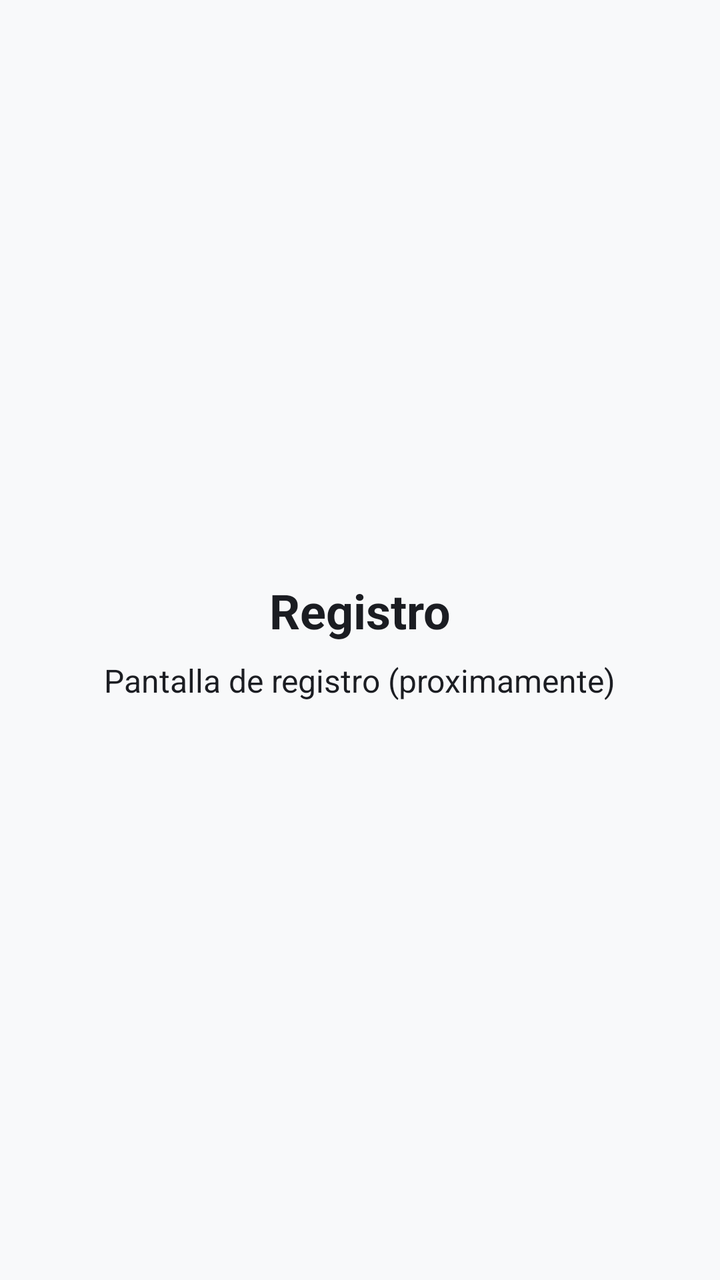
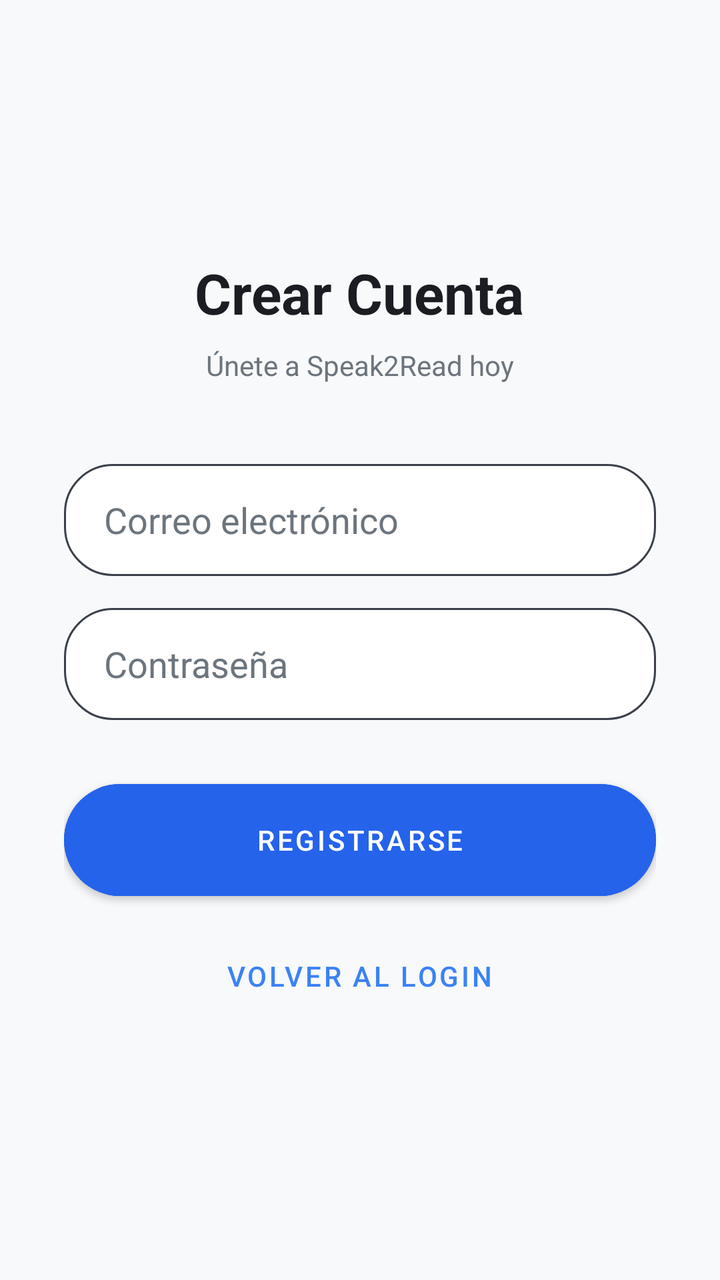

Compare the two renders of this Android layout. The source of the first and the diff that turns it into the second are given below.
<!-- AndroidManifest.xml: activity theme Theme.Speak2Read -->
<!-- res/layout/activity_register.xml -->
<?xml version="1.0" encoding="utf-8"?>
<LinearLayout xmlns:android="http://schemas.android.com/apk/res/android"
    android:layout_width="match_parent"
    android:layout_height="match_parent"
    android:background="@color/s2r_background"
    android:gravity="center"
    android:orientation="vertical"
    android:padding="24dp">

    <TextView
        android:layout_width="wrap_content"
        android:layout_height="wrap_content"
        android:text="@string/register_title"
        android:textColor="@color/s2r_text_primary"
        android:textSize="24sp"
        android:textStyle="bold" />

    <TextView
        android:layout_width="wrap_content"
        android:layout_height="wrap_content"
        android:layout_marginTop="8dp"
        android:text="@string/register_placeholder"
        android:textColor="@color/s2r_text_primary"
        android:textSize="16sp" />

</LinearLayout>
<!-- resources referenced by this layout -->
<resources>
  <color name="s2r_background">#F8F9FA</color>
  <color name="s2r_text_primary">#1B1D22</color>
  <string name="register_placeholder">Pantalla de registro (proximamente)</string>
  <string name="register_title">Registro</string>
  <style name="Theme.Speak2Read" parent="Theme.MaterialComponents.DayNight.NoActionBar">
          <item name="colorPrimary">@color/s2r_bubble_usuario</item>
          <item name="colorPrimaryVariant">@color/s2r_bubble_usuario</item>
          <item name="colorOnPrimary">@color/white</item>
          <item name="android:windowBackground">@color/s2r_background</item>
          <item name="android:colorBackground">@color/s2r_background</item>
          <item name="android:textColorPrimary">@color/s2r_text_primary</item>
          <item name="android:textColor">@color/s2r_text_primary</item>
      </style>
  <color name="s2r_bubble_usuario">#2563EB</color>
  <color name="white">#FFFFFFFF</color>
</resources>

<!-- the commit's change to res/layout/activity_register.xml (unified diff, before → after) -->
@@ -1,26 +1,71 @@
 <?xml version="1.0" encoding="utf-8"?>
 <LinearLayout xmlns:android="http://schemas.android.com/apk/res/android"
+    xmlns:app="http://schemas.android.com/apk/res-auto"
     android:layout_width="match_parent"
     android:layout_height="match_parent"
     android:background="@color/s2r_background"
     android:gravity="center"
     android:orientation="vertical"
-    android:padding="24dp">
+    android:padding="32dp">
 
     <TextView
         android:layout_width="wrap_content"
         android:layout_height="wrap_content"
-        android:text="@string/register_title"
+        android:text="Crear Cuenta"
         android:textColor="@color/s2r_text_primary"
-        android:textSize="24sp"
-        android:textStyle="bold" />
+        android:textSize="28sp"
+        android:textStyle="bold"
+        android:layout_marginBottom="8dp"/>
 
     <TextView
         android:layout_width="wrap_content"
         android:layout_height="wrap_content"
-        android:layout_marginTop="8dp"
-        android:text="@string/register_placeholder"
+        android:layout_marginBottom="40dp"
+        android:text="Únete a Speak2Read hoy"
+        android:textColor="@color/s2r_text_secondary"
+        android:textSize="14sp" />
+
+    <EditText
+        android:id="@+id/etEmail"
+        android:layout_width="match_parent"
+        android:layout_height="56dp"
+        android:background="@drawable/bg_input_container"
+        android:hint="Correo electrónico"
+        android:inputType="textEmailAddress"
+        android:paddingHorizontal="20dp"
         android:textColor="@color/s2r_text_primary"
-        android:textSize="16sp" />
+        android:textColorHint="@color/s2r_text_secondary" />
+
+    <EditText
+        android:id="@+id/etPassword"
+        android:layout_width="match_parent"
+        android:layout_height="56dp"
+        android:layout_marginTop="16dp"
+        android:background="@drawable/bg_input_container"
+        android:hint="Contraseña"
+        android:inputType="textPassword"
+        android:paddingHorizontal="20dp"
+        android:textColor="@color/s2r_text_primary"
+        android:textColorHint="@color/s2r_text_secondary" />
+
+    <com.google.android.material.button.MaterialButton
+        android:id="@+id/btnRegisterUser"
+        android:layout_width="match_parent"
+        android:layout_height="56dp"
+        android:layout_marginTop="32dp"
+        android:text="Registrarse"
+        app:cornerRadius="28dp"
+        android:backgroundTint="@color/s2r_bubble_usuario"
+        android:insetTop="0dp"
+        android:insetBottom="0dp" />
+
+    <com.google.android.material.button.MaterialButton
+        android:id="@+id/btnBackLogin"
+        style="@style/Widget.MaterialComponents.Button.TextButton"
+        android:layout_width="wrap_content"
+        android:layout_height="wrap_content"
+        android:layout_marginTop="16dp"
+        android:text="Volver al Login"
+        android:textColor="@color/s2r_accent" />
 
 </LinearLayout>
<!-- resource entries referenced after the edit -->
@@ -1,9 +1,19 @@
 <!-- resources referenced by this layout -->
 <resources>
+  <color name="s2r_accent">#3B82F6</color>
   <color name="s2r_background">#F8F9FA</color>
+  <color name="s2r_bubble_usuario">#2563EB</color>
   <color name="s2r_text_primary">#1B1D22</color>
-  <string name="register_placeholder">Pantalla de registro (proximamente)</string>
-  <string name="register_title">Registro</string>
+  <color name="s2r_text_secondary">#6C757D</color>
+  <!-- drawable bg_input_container (drawable) -->
+  <?xml version="1.0" encoding="utf-8"?>
+  <shape xmlns:android="http://schemas.android.com/apk/res/android">
+      <solid android:color="@color/s2r_surface"/>
+      <corners android:radius="24dp"/>
+      <stroke
+          android:width="1dp"
+          android:color="#3A3F4A"/>
+  </shape>
   <style name="Theme.Speak2Read" parent="Theme.MaterialComponents.DayNight.NoActionBar">
           <item name="colorPrimary">@color/s2r_bubble_usuario</item>
           <item name="colorPrimaryVariant">@color/s2r_bubble_usuario</item>
@@ -13,7 +23,7 @@
           <item name="android:textColorPrimary">@color/s2r_text_primary</item>
           <item name="android:textColor">@color/s2r_text_primary</item>
       </style>
-  <color name="s2r_bubble_usuario">#2563EB</color>
+  <color name="s2r_surface">#FFFFFF</color>
   <color name="white">#FFFFFFFF</color>
 </resources>
 
